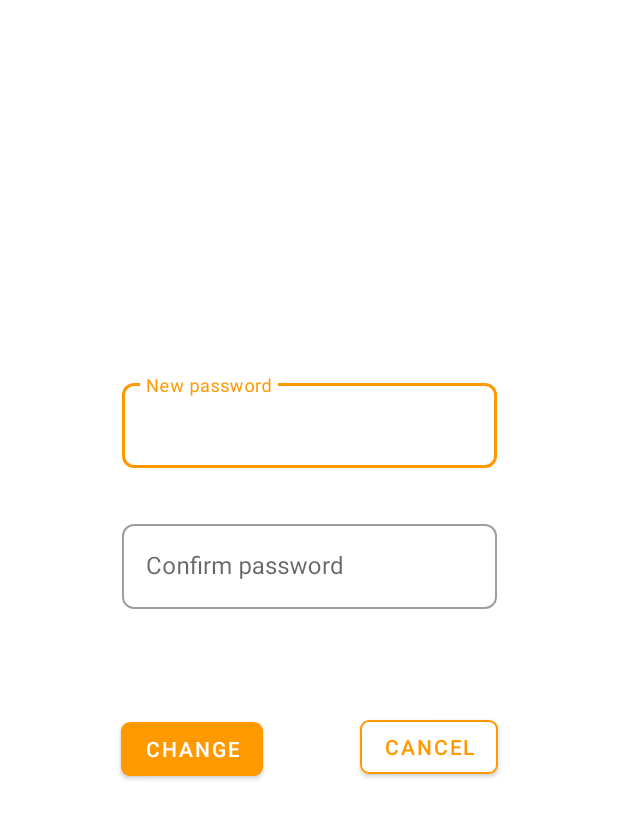
After one commit to kzi-nastava/mrs-team18-FleetForge, an Android app: the fragment PasswordChangeProfile shown on its own in the app's theme, on a phone screen of 412 x 824 dp. The commit adds this screen. Shown: the top 819 px of the screen. Run offline under Robolectric (Android 15) with nearby library versions, the phone set to English and light mode, and no system bars.

Commit message:
feat(mobile): Added UI for password change for all users

```diff
--- /dev/null
+++ b/mobile/app/src/main/java/com/ognjen/fleetforge/PasswordChangeProfile.java
@@ -0,0 +1,84 @@
+package com.ognjen.fleetforge;
+
+import android.os.Bundle;
+
+import androidx.fragment.app.Fragment;
+
+import android.view.LayoutInflater;
+import android.view.View;
+import android.view.ViewGroup;
+import android.widget.Button;
+
+import com.ognjen.fleetforge.model.UserRole;
+import com.ognjen.fleetforge.utils.AuthManager;
+
+/**
+ * A simple {@link Fragment} subclass.
+ * Use the {@link PasswordChangeProfile#newInstance} factory method to
+ * create an instance of this fragment.
+ */
+public class PasswordChangeProfile extends Fragment {
+
+    // TODO: Rename parameter arguments, choose names that match
+    // the fragment initialization parameters, e.g. ARG_ITEM_NUMBER
+    private static final String ARG_PARAM1 = "param1";
+    private static final String ARG_PARAM2 = "param2";
+
+    // TODO: Rename and change types of parameters
+    private String mParam1;
+    private String mParam2;
+    private AuthManager authManager;
+    public PasswordChangeProfile() {
+        // Required empty public constructor
+    }
+
+    /**
+     * Use this factory method to create a new instance of
+     * this fragment using the provided parameters.
+     *
+     * @param param1 Parameter 1.
+     * @param param2 Parameter 2.
+     * @return A new instance of fragment PasswordChangeProfile.
+     */
+    // TODO: Rename and change types and number of parameters
+    public static PasswordChangeProfile newInstance(String param1, String param2) {
+        PasswordChangeProfile fragment = new PasswordChangeProfile();
+        Bundle args = new Bundle();
+        args.putString(ARG_PARAM1, param1);
+        args.putString(ARG_PARAM2, param2);
+        fragment.setArguments(args);
+        return fragment;
+    }
+
+    @Override
+    public void onCreate(Bundle savedInstanceState) {
+        super.onCreate(savedInstanceState);
+        if (getArguments() != null) {
+            mParam1 = getArguments().getString(ARG_PARAM1);
+            mParam2 = getArguments().getString(ARG_PARAM2);
+        }
+    }
+
+    @Override
+    public View onCreateView(LayoutInflater inflater, ViewGroup container,
+                             Bundle savedInstanceState) {
+       View view= inflater.inflate(R.layout.fragment_password_change_profile,container,false);
+       Button cancel= view.findViewById(R.id.cancelBtn);
+       authManager=AuthManager.getInstance(requireActivity());
+       cancel.setOnClickListener(v -> {
+//           requireActivity().getSupportFragmentManager().popBackStack();
+           Fragment fr;
+           if(authManager.getCurrentRole()== UserRole.DRIVER){
+               fr=new DriverProfile();
+           }
+           else{
+               fr=new UserProfile();
+           }
+           requireActivity().getSupportFragmentManager()
+                   .beginTransaction()
+                   .replace(R.id.fragment_container, fr)
+                   .commit();
+       });
+       return view;
+    }
+}
--- /dev/null
+++ b/mobile/app/src/main/res/layout/fragment_password_change_profile.xml
@@ -0,0 +1,92 @@
+<?xml version="1.0" encoding="utf-8"?>
+<androidx.constraintlayout.widget.ConstraintLayout xmlns:app="http://schemas.android.com/apk/res-auto"
+    xmlns:tools="http://schemas.android.com/tools"
+    xmlns:android="http://schemas.android.com/apk/res/android"
+    android:layout_width="match_parent"
+    android:layout_height="match_parent"
+    tools:context=".PasswordChangeProfile">
+
+    <Button
+        android:id="@+id/changeBtn"
+        android:layout_width="wrap_content"
+        android:layout_height="wrap_content"
+        android:layout_marginTop="69dp"
+        android:text="Change"
+        android:textColor="@color/white"
+        app:backgroundTint="#ff9900"
+        app:cornerRadius="6dp"
+        app:layout_constraintEnd_toEndOf="parent"
+
+        app:layout_constraintHorizontal_bias="0.255"
+        app:layout_constraintStart_toStartOf="parent"
+        app:layout_constraintTop_toBottomOf="@+id/confirmPassTI" />
+
+    <com.google.android.material.button.MaterialButton
+        android:id="@+id/cancelBtn"
+        android:layout_width="wrap_content"
+        android:layout_height="wrap_content"
+        android:layout_marginTop="68dp"
+        android:text="Cancel"
+        android:textColor="#ff9900"
+        app:backgroundTint="@color/white"
+        app:cornerRadius="6dp"
+        app:layout_constraintEnd_toEndOf="parent"
+        app:layout_constraintHorizontal_bias="0.749"
+        app:layout_constraintStart_toStartOf="parent"
+        app:layout_constraintTop_toBottomOf="@+id/confirmPassTI"
+        app:strokeColor="#ff9900"
+        app:strokeWidth="1dp" />
+
+    <com.google.android.material.textfield.TextInputLayout
+        android:id="@+id/newPassTI"
+        style="@style/Widget.MaterialComponents.TextInputLayout.OutlinedBox"
+        android:layout_width="250dp"
+        android:layout_height="wrap_content"
+        android:layout_marginStart="1dp"
+        android:layout_marginTop="250dp"
+
+        android:layout_marginEnd="1dp"
+        app:boxCornerRadiusBottomEnd="8dp"
+        app:boxCornerRadiusBottomStart="8dp"
+        app:boxCornerRadiusTopEnd="8dp"
+        app:boxCornerRadiusTopStart="8dp"
+
+
+        app:layout_constraintEnd_toEndOf="parent"
+        app:layout_constraintStart_toStartOf="parent"
+        app:layout_constraintTop_toTopOf="parent">
+
+        <com.google.android.material.textfield.TextInputEditText
+            android:layout_width="match_parent"
+            android:layout_height="wrap_content"
+            android:hint="New password" />
+    </com.google.android.material.textfield.TextInputLayout>
+
+    <com.google.android.material.textfield.TextInputLayout
+        android:id="@+id/confirmPassTI"
+        style="@style/Widget.MaterialComponents.TextInputLayout.OutlinedBox"
+        android:layout_width="250dp"
+        android:layout_height="wrap_content"
+        android:layout_marginStart="1dp"
+
+        android:layout_marginTop="32dp"
+        android:layout_marginEnd="1dp"
+        app:boxCornerRadiusBottomEnd="8dp"
+        app:boxCornerRadiusBottomStart="8dp"
+        app:boxCornerRadiusTopEnd="8dp"
+
+
+        app:boxCornerRadiusTopStart="8dp"
+        app:layout_constraintEnd_toEndOf="parent"
+        app:layout_constraintStart_toStartOf="parent"
+        app:layout_constraintTop_toBottomOf="@+id/newPassTI">
+
+        <com.google.android.material.textfield.TextInputEditText
+            android:layout_width="match_parent"
+            android:layout_height="wrap_content"
+            android:hint="Confirm password" />
+    </com.google.android.material.textfield.TextInputLayout>
+
+
+
+</androidx.constraintlayout.widget.ConstraintLayout>
--- a/mobile/app/src/main/res/values/strings.xml
+++ b/mobile/app/src/main/res/values/strings.xml
@@ -11,4 +11,6 @@
     <string name="nav_register_driver">Register</string>
     <string name="nav_block_users">Block</string>
     <string name="nav_panic_status">Panic</string>
+    <!-- TODO: Remove or change this placeholder text -->
+    <string name="hello_blank_fragment">Hello blank fragment</string>
 </resources>
--- a/mobile/app/src/main/res/values/themes.xml
+++ b/mobile/app/src/main/res/values/themes.xml
@@ -25,5 +25,8 @@
 
         <item name="colorControlHighlight">@color/background_gray</item>
     </style>
+    <style name="CircleImageStyle" parent="">
+        <item name="cornerSize">50%</item>
+    </style>
 
 </resources>
```
